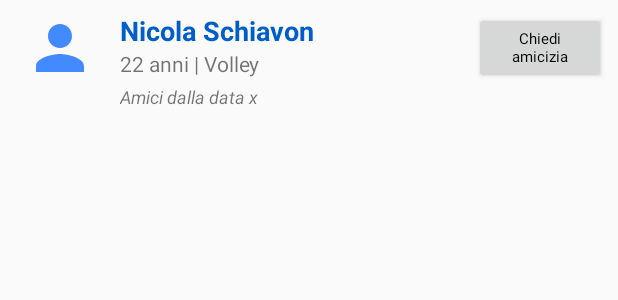
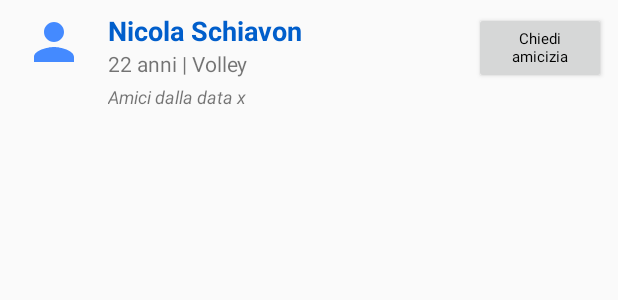
Before and after one commit to davidmarinangeli/ErmesAndroid, an Android app: the layout default_friend_item.xml on its own in the app's theme, with its tools: preview values and no code run, on a phone screen of 412 x 824 dp. Shown: the top 300 px of the screen. Run offline under Robolectric (Android 15) with nearby library versions, the phone set to English and light mode, and no system bars; plain views replace CircularImageView.

```diff
--- a/app/src/main/java/com/example/david/ermes/View/UserListAdapter.java
+++ b/app/src/main/java/com/example/david/ermes/View/UserListAdapter.java
@@ -97,7 +97,11 @@ public class UserListAdapter extends RecyclerView.Adapter<UserListAdapter.Friend
             refresh(users, friendships, myFriendshipRequests, sports, toMeFriendshipRequests);
 
             if (firebaseCallback != null) {
-                firebaseCallback.callback(users.size());
+                if (users != null) {
+                    firebaseCallback.callback(users.size());
+                } else {
+                    firebaseCallback.callback(0);
+                }
             }
         });
     }
--- a/app/src/main/java/com/example/david/ermes/View/activities/FriendsActivity.java
+++ b/app/src/main/java/com/example/david/ermes/View/activities/FriendsActivity.java
@@ -69,6 +69,7 @@ public class FriendsActivity extends AppCompatActivity {
                     no_friends_label.setText("Nessun amico");
                     no_friends_label.setVisibility(View.VISIBLE);
                 } else {
+                    toolbar.setTitle(String.valueOf(count).concat(" Amici"));
                     no_friends_label.setVisibility(View.GONE);
                 }
             });
--- a/app/src/main/res/layout/default_friend_item.xml
+++ b/app/src/main/res/layout/default_friend_item.xml
@@ -8,12 +8,13 @@
 
     <android.support.constraint.ConstraintLayout
         android:layout_width="match_parent"
-        android:layout_height="match_parent">
+        android:layout_height="match_parent"
+        android:paddingBottom="8dp">
 
         <com.mikhaellopez.circularimageview.CircularImageView
             android:id="@+id/friend_image"
-            android:layout_width="48dp"
-            android:layout_height="48dp"
+            android:layout_width="40dp"
+            android:layout_height="40dp"
             android:layout_marginStart="16dp"
             android:layout_marginTop="8dp"
             android:layout_marginBottom="8dp"
@@ -51,7 +52,6 @@
             android:id="@+id/friendship_date"
             android:layout_width="wrap_content"
             android:layout_height="wrap_content"
-            android:layout_marginBottom="8dp"
             android:layout_marginStart="16dp"
             android:layout_marginTop="4dp"
             android:textSize="12sp"
```
Also changed, not shown: app/src/main/java/com/example/david/ermes/Model/db/FriendshipDatabaseRepository.java (+10 -9 lines).
